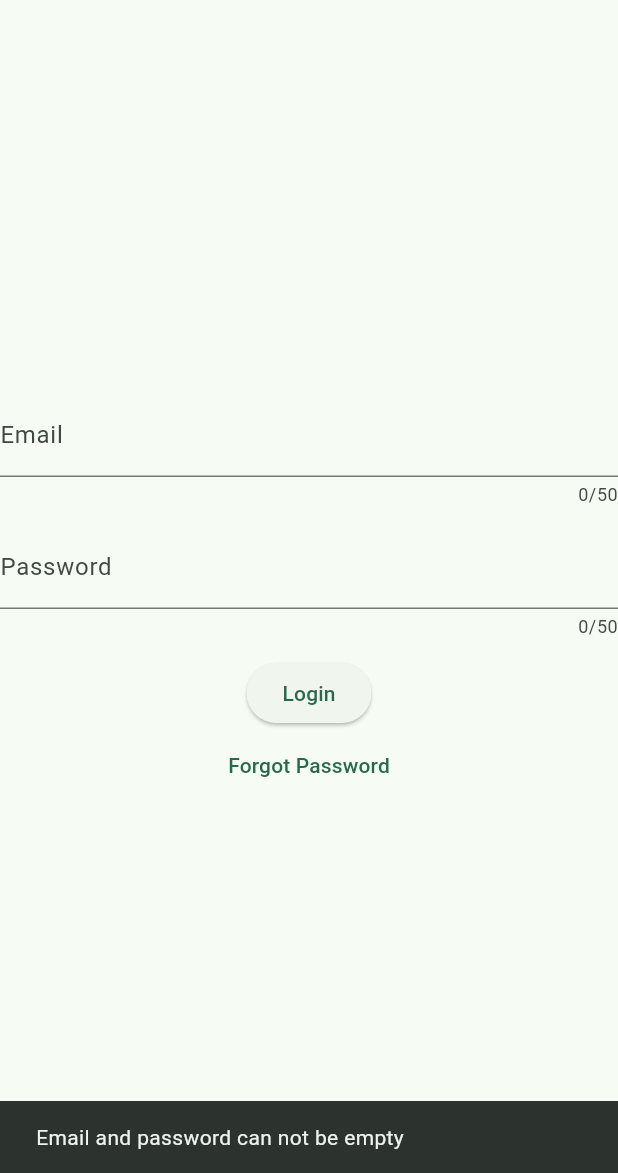
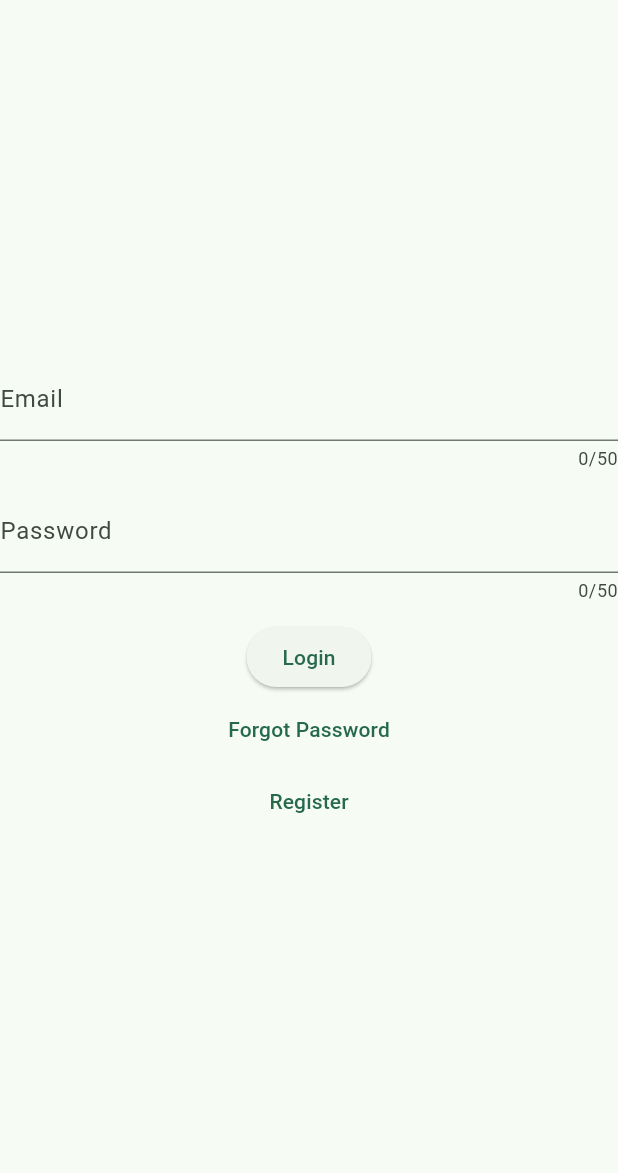
Before and after one commit to Skoomatron/FlutterSandbox, a Flutter app: the screen it shows after launch, after a tap on "Login", on a phone screen of 412 x 824 dp, the part 63-1236 px from its top. Run offline on Flutter 3.47's test engine with Material 2 defaults, Android fonts, the phone set to English and light mode, and no system bars; our stand-ins replace supabase_flutter; accounts and stored records are empty.

```diff
--- a/lib/main.dart
+++ b/lib/main.dart
@@ -1,7 +1,14 @@
 import 'package:flutter/material.dart';
 import 'package:gck_mock/screens/login_screen.dart';
+import 'package:supabase_flutter/supabase_flutter.dart';
+import 'package:gck_mock/secrets.dart' as secrets;
 
-void main() {
+Future<void> main() async {
+  await Supabase.initialize(
+    url: secrets.supabase,
+    anonKey: secrets.supaKey,
+  );
+
   runApp(const MyApp());
 }
 
--- a/lib/screens/login_screen.dart
+++ b/lib/screens/login_screen.dart
@@ -1,37 +1,8 @@
 import 'package:flutter/material.dart';
+import 'package:gck_mock/widgets/login_form_widget.dart';
 
-class LoginScreen extends StatefulWidget {
+class LoginScreen extends StatelessWidget {
   const LoginScreen({super.key});
-
-  @override
-  State<StatefulWidget> createState() {
-    return _LoginScreenState();
-  }
-}
-
-class _LoginScreenState extends State<LoginScreen> {
-  final _emailController = TextEditingController();
-  final _passwordController = TextEditingController();
-
-  void _onSubmit() {
-    if (_emailController.text == null ||
-        _emailController.text.isEmpty ||
-        _passwordController.text.isEmpty ||
-        _passwordController.text == null) {
-      ScaffoldMessenger.of(context).showSnackBar(const SnackBar(
-        content: Text("Email and password can not be empty"),
-      ));
-    }
-
-    // TODO: Authorization
-  }
-
-  @override
-  void dispose() {
-    _emailController.dispose();
-    _passwordController.dispose();
-    super.dispose();
-  }
 
   @override
   Widget build(BuildContext context) {
@@ -39,47 +10,8 @@ class _LoginScreenState extends State<LoginScreen> {
       appBar: AppBar(
         title: const Text("GCK MOCK"),
       ),
-      body: Center(
-        child: Column(
-          mainAxisAlignment: MainAxisAlignment.center,
-          children: [
-            TextField(
-              controller: _emailController,
-              decoration: const InputDecoration(labelText: "Email"),
-              keyboardType: TextInputType.emailAddress,
-              autocorrect: false,
-              maxLength: 50,
-            ),
-            const SizedBox(
-              height: 12,
-            ),
-            TextField(
-              controller: _passwordController,
-              decoration: const InputDecoration(labelText: "Password"),
-              keyboardType: TextInputType.text,
-              autocorrect: false,
-              obscureText: true,
-              maxLength: 50,
-            ),
-            const SizedBox(
-              height: 12,
-            ),
-            Column(
-              mainAxisAlignment: MainAxisAlignment.center,
-              children: [
-                ElevatedButton(
-                    onPressed: _onSubmit, child: const Text("Login")),
-                TextButton(
-                    onPressed: () {
-                      ScaffoldMessenger.of(context).showSnackBar(const SnackBar(
-                        content: Text("Forgot Email Not Implemented Yet"),
-                      ));
-                    },
-                    child: const Text("Forgot Password"))
-              ],
-            ),
-          ],
-        ),
+      body: const Center(
+        child: LoginFormWidget(),
       ),
     );
   }
--- /dev/null
+++ b/lib/widgets/login_form_widget.dart
@@ -0,0 +1,102 @@
+import 'package:flutter/material.dart';
+import 'package:supabase_flutter/supabase_flutter.dart';
+
+final supabase = Supabase.instance.client;
+
+class LoginFormWidget extends StatefulWidget {
+  const LoginFormWidget({super.key});
+
+  @override
+  State<LoginFormWidget> createState() {
+    return _LoginFormWidgetState();
+  }
+}
+
+class _LoginFormWidgetState extends State<LoginFormWidget> {
+  final _formKey = GlobalKey<FormState>();
+
+  final _emailController = TextEditingController();
+  final _passwordController = TextEditingController();
+
+  void _onSubmit() {
+
+    // TODO: Authorization
+  }
+
+  void _onRegister() async {
+    final AuthResponse res = await supabase.auth.signUp(
+      email: _emailController.text,
+      password: _passwordController.text,
+    );
+    final Session? session = res.session;
+    final User? user = res.user;
+  }
+
+  @override
+  void dispose() {
+    _emailController.dispose();
+    _passwordController.dispose();
+    super.dispose();
+  }
+
+  @override
+  Widget build(BuildContext context) {
+    return Form(
+      key: _formKey,
+      child: Column(
+        mainAxisAlignment: MainAxisAlignment.center,
+        children: [
+          TextFormField(
+            validator: (value) {
+              if (value == null || value.isEmpty) {
+                return 'Please enter some text';
+              }
+              return null;
+            },
+            controller: _emailController,
+            decoration: const InputDecoration(labelText: "Email"),
+            keyboardType: TextInputType.emailAddress,
+            autocorrect: false,
+            maxLength: 50,
+          ),
+          const SizedBox(
+            height: 12,
+          ),
+          TextFormField(
+            validator: (value) {
+              if (value == null || value.isEmpty) {
+                return 'Please enter some text';
+              }
+              return null;
+            },
+            controller: _passwordController,
+            decoration: const InputDecoration(labelText: "Password"),
+            keyboardType: TextInputType.text,
+            autocorrect: false,
+            obscureText: true,
+            maxLength: 50,
+          ),
+          const SizedBox(
+            height: 12,
+          ),
+          Column(
+            mainAxisAlignment: MainAxisAlignment.center,
+            children: [
+              ElevatedButton(onPressed: _onSubmit, child: const Text("Login")),
+              TextButton(
+                  onPressed: () {
+                    ScaffoldMessenger.of(context).showSnackBar(const SnackBar(
+                      content: Text("Forgot Email Not Implemented Yet"),
+                    ));
+                  },
+                  child: const Text("Forgot Password")),
+              TextButton(
+                  onPressed: _onRegister,
+                  child: const Text("Register"))
+            ],
+          ),
+        ],
+      ),
+    );
+  }
+}
--- a/pubspec.yaml
+++ b/pubspec.yaml
@@ -35,6 +35,7 @@ dependencies:
   # The following adds the Cupertino Icons font to your application.
   # Use with the CupertinoIcons class for iOS style icons.
   cupertino_icons: ^1.0.2
+  supabase_flutter: ^1.10.9
 
 dev_dependencies:
   flutter_test:
```
Also changed, not shown: pubspec.lock, 14 other files.
